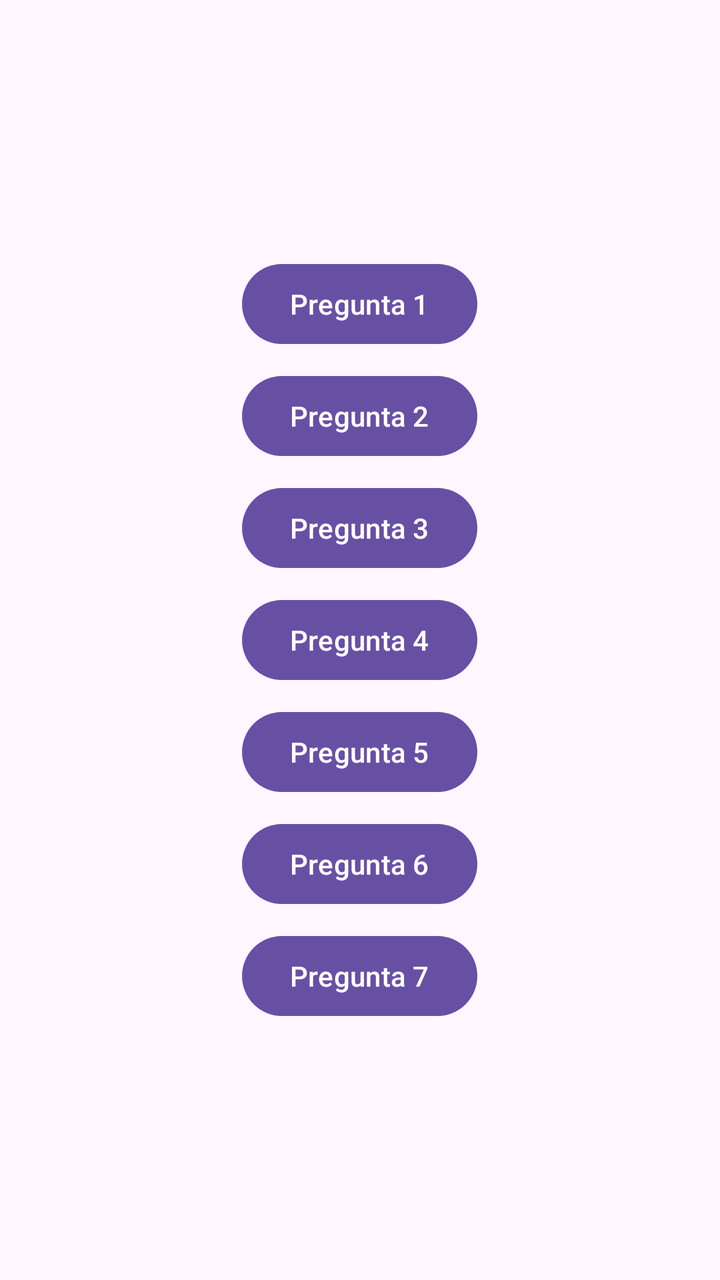
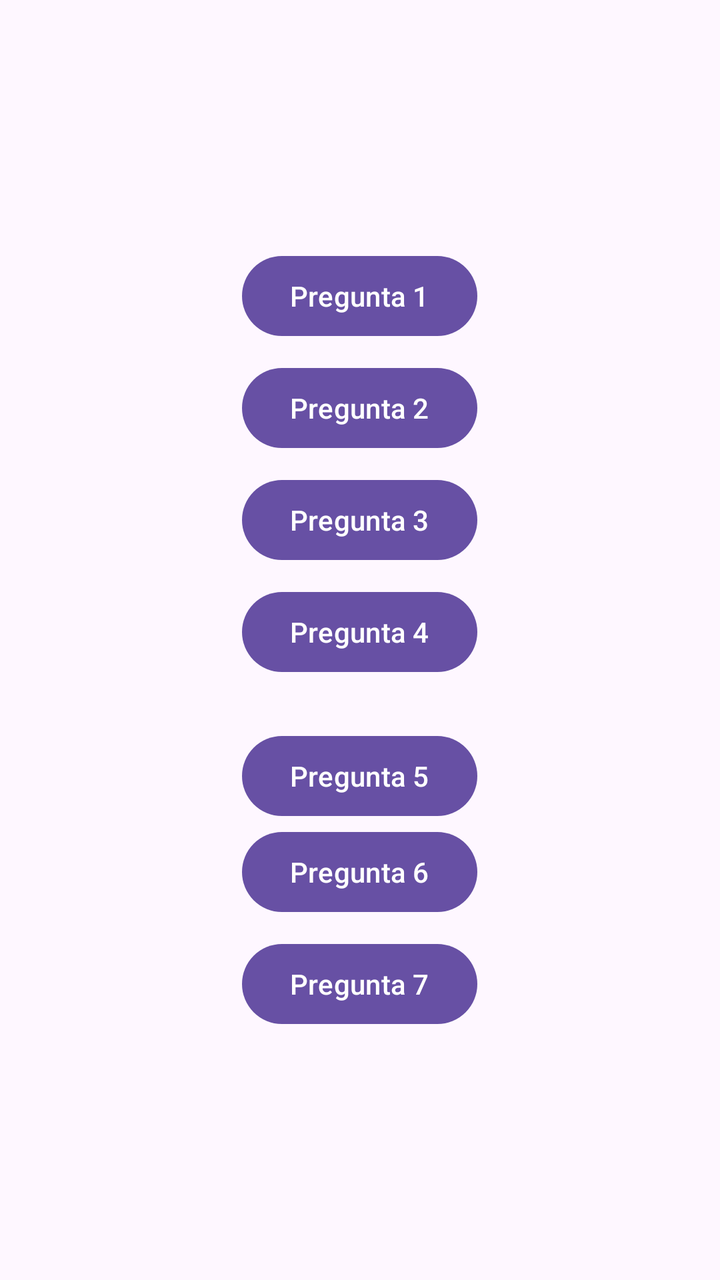

The first picture is an Android layout as it rendered before a commit; the second is the same layout after the commit. The layout source and the unified diff follow.
<!-- AndroidManifest.xml: application theme Theme.AppGrupo11 -->
<!-- res/layout/activity_main.xml -->
<?xml version="1.0" encoding="utf-8"?>
<androidx.constraintlayout.widget.ConstraintLayout
    xmlns:android="http://schemas.android.com/apk/res/android"
    xmlns:app="http://schemas.android.com/apk/res-auto"
    xmlns:tools="http://schemas.android.com/tools"
    android:id="@+id/main"
    android:layout_width="match_parent"
    android:layout_height="match_parent"
    tools:context=".MainActivity">

    <LinearLayout
        android:layout_width="match_parent"
        android:layout_height="wrap_content"
        android:orientation="vertical"
        android:gravity="center"
        app:layout_constraintTop_toTopOf="parent"
        app:layout_constraintBottom_toBottomOf="parent"
        app:layout_constraintStart_toStartOf="parent"
        app:layout_constraintEnd_toEndOf="parent">

        <Button
            android:id="@+id/btnPregunta1"
            android:layout_width="wrap_content"
            android:layout_height="wrap_content"
            android:layout_marginBottom="8dp"
            android:text="@string/main_btn_pregunta1" />

        <Button
            android:id="@+id/btnPregunta2"
            android:layout_width="wrap_content"
            android:layout_height="wrap_content"
            android:layout_marginBottom="8dp"
            android:text="@string/main_btn_pregunta2" />

        <Button
            android:id="@+id/btnPregunta3"
            android:layout_width="wrap_content"
            android:layout_height="wrap_content"
            android:layout_marginBottom="8dp"
            android:text="@string/main_btn_pregunta3" />

        <Button
            android:id="@+id/btnPregunta4"
            android:layout_width="wrap_content"
            android:layout_height="wrap_content"
            android:layout_marginBottom="8dp"
            android:text="@string/main_btn_pregunta4" />

        <Button
            android:id="@+id/btnPregunta5"
            android:layout_width="wrap_content"
            android:layout_height="wrap_content"
            android:layout_marginBottom="8dp"
            android:text="@string/main_btn_pregunta5" />

        <Button
            android:id="@+id/btnPregunta6"
            android:layout_width="wrap_content"
            android:layout_height="wrap_content"
            android:layout_marginBottom="8dp"
            android:text="@string/main_btn_pregunta6" />

        <Button
            android:id="@+id/btnPregunta7"
            android:layout_width="wrap_content"
            android:layout_height="wrap_content"
            android:text="@string/main_btn_pregunta7" />

    </LinearLayout>
</androidx.constraintlayout.widget.ConstraintLayout>
<!-- resources referenced by this layout -->
<resources>
  <string name="main_btn_pregunta1">Pregunta 1</string>
  <string name="main_btn_pregunta2">Pregunta 2</string>
  <string name="main_btn_pregunta3">Pregunta 3</string>
  <string name="main_btn_pregunta4">Pregunta 4</string>
  <string name="main_btn_pregunta5">Pregunta 5</string>
  <string name="main_btn_pregunta6">Pregunta 6</string>
  <string name="main_btn_pregunta7">Pregunta 7</string>
  <style name="Theme.AppGrupo11" parent="Base.Theme.AppGrupo11" />
  <style name="Base.Theme.AppGrupo11" parent="Theme.Material3.DayNight.NoActionBar">
          
          
      </style>
</resources>

<!-- the commit's change to res/layout/activity_main.xml (unified diff, before → after) -->
@@ -50,8 +50,12 @@
             android:id="@+id/btnPregunta5"
             android:layout_width="wrap_content"
             android:layout_height="wrap_content"
-            android:layout_marginBottom="8dp"
-            android:text="@string/main_btn_pregunta5" />
+            android:text="Pregunta 5"
+            app:layout_constraintTop_toBottomOf="@id/btnPregunta1"
+            app:layout_constraintStart_toStartOf="parent"
+            app:layout_constraintEnd_toEndOf="parent"
+            android:layout_marginTop="16dp"/>
+
 
         <Button
             android:id="@+id/btnPregunta6"
<!-- resource entries referenced after the edit -->
@@ -4,7 +4,6 @@
   <string name="main_btn_pregunta2">Pregunta 2</string>
   <string name="main_btn_pregunta3">Pregunta 3</string>
   <string name="main_btn_pregunta4">Pregunta 4</string>
-  <string name="main_btn_pregunta5">Pregunta 5</string>
   <string name="main_btn_pregunta6">Pregunta 6</string>
   <string name="main_btn_pregunta7">Pregunta 7</string>
   <style name="Theme.AppGrupo11" parent="Base.Theme.AppGrupo11" />
